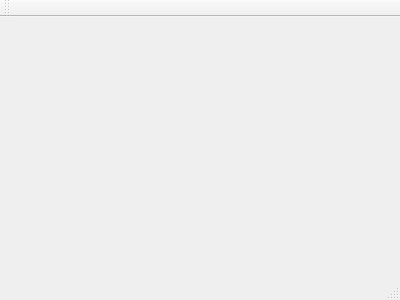
The window that Pawel_Niewolik/map/mainwindow.ui (madmilla/THO78-Roborescue) describes before a commit, drawn with Qt 5.
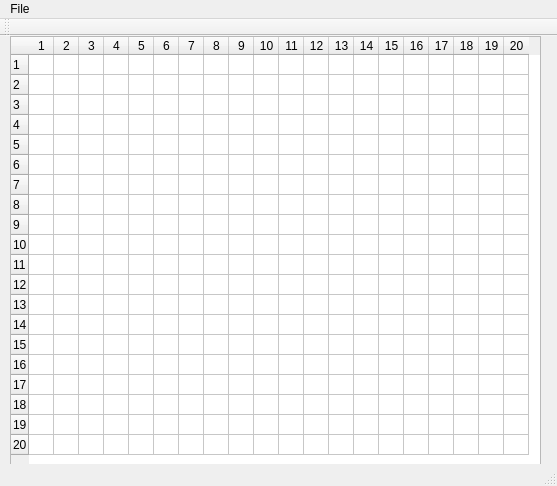
The same window after the commit.

What changed in the file:
```diff
--- a/Pawel_Niewolik/map/mainwindow.ui
+++ b/Pawel_Niewolik/map/mainwindow.ui
@@ -1,24 +1,207 @@
 <ui version="4.0">
  <class>MainWindow</class>
- <widget class="QMainWindow" name="MainWindow" >
-  <property name="geometry" >
+ <widget class="QMainWindow" name="MainWindow">
+  <property name="geometry">
    <rect>
     <x>0</x>
     <y>0</y>
-    <width>400</width>
-    <height>300</height>
+    <width>557</width>
+    <height>486</height>
    </rect>
   </property>
   <property name="windowTitle" >
    <string>MainWindow</string>
   </property>
-  <widget class="QMenuBar" name="menuBar" />
-  <widget class="QToolBar" name="mainToolBar" />
-  <widget class="QWidget" name="centralWidget" />
-  <widget class="QStatusBar" name="statusBar" />
+  <widget class="QWidget" name="centralWidget">
+   <widget class="QTableWidget" name="tableWidget">
+    <property name="geometry">
+     <rect>
+      <x>10</x>
+      <y>0</y>
+      <width>531</width>
+      <height>431</height>
+     </rect>
+    </property>
+    <property name="rowCount">
+     <number>20</number>
+    </property>
+    <property name="columnCount">
+     <number>20</number>
+    </property>
+    <attribute name="horizontalHeaderDefaultSectionSize">
+     <number>25</number>
+    </attribute>
+    <attribute name="horizontalHeaderMinimumSectionSize">
+     <number>25</number>
+    </attribute>
+    <attribute name="verticalHeaderDefaultSectionSize">
+     <number>20</number>
+    </attribute>
+    <row>
+     <property name="text">
+      <string>1</string>
+     </property>
+    </row>
+    <row>
+     <property name="text">
+      <string>2</string>
+     </property>
+    </row>
+    <row>
+     <property name="text">
+      <string>3</string>
+     </property>
+    </row>
+    <row>
+     <property name="text">
+      <string>4</string>
+     </property>
+    </row>
+    <row>
+     <property name="text">
+      <string>5</string>
+     </property>
+    </row>
+    <row>
+     <property name="text">
+      <string>6</string>
+     </property>
+    </row>
+    <row>
+     <property name="text">
+      <string>7</string>
+     </property>
+    </row>
+    <row>
+     <property name="text">
+      <string>8</string>
+     </property>
+    </row>
+    <row/>
+    <row/>
+    <row/>
+    <row/>
+    <row/>
+    <row/>
+    <row/>
+    <row/>
+    <row/>
+    <row/>
+    <row/>
+    <row/>
+    <column>
+     <property name="text">
+      <string>1</string>
+     </property>
+    </column>
+    <column>
+     <property name="text">
+      <string>2</string>
+     </property>
+    </column>
+    <column>
+     <property name="text">
+      <string>3</string>
+     </property>
+    </column>
+    <column>
+     <property name="text">
+      <string>4</string>
+     </property>
+    </column>
+    <column>
+     <property name="text">
+      <string>5</string>
+     </property>
+    </column>
+    <column>
+     <property name="text">
+      <string>6</string>
+     </property>
+    </column>
+    <column>
+     <property name="text">
+      <string>7</string>
+     </property>
+    </column>
+    <column>
+     <property name="text">
+      <string>8</string>
+     </property>
+    </column>
+    <column>
+     <property name="text">
+      <string>9</string>
+     </property>
+    </column>
+    <column>
+     <property name="text">
+      <string>10</string>
+     </property>
+    </column>
+    <column/>
+    <column/>
+    <column/>
+    <column/>
+    <column/>
+    <column/>
+    <column/>
+    <column/>
+    <column/>
+    <column/>
+   </widget>
+  </widget>
+  <widget class="QMenuBar" name="menuBar">
+   <property name="geometry">
+    <rect>
+     <x>0</x>
+     <y>0</y>
+     <width>557</width>
+     <height>21</height>
+    </rect>
+   </property>
+   <widget class="QMenu" name="menuFile">
+    <property name="title">
+     <string>File</string>
+    </property>
+    <addaction name="actionClear"/>
+    <addaction name="actionLoad"/>
+    <addaction name="actionSave"/>
+    <addaction name="actionExit"/>
+   </widget>
+   <addaction name="menuFile"/>
+  </widget>
+  <widget class="QToolBar" name="mainToolBar">
+   <attribute name="toolBarArea">
+    <enum>TopToolBarArea</enum>
+   </attribute>
+   <attribute name="toolBarBreak">
+    <bool>false</bool>
+   </attribute>
+  </widget>
+  <widget class="QStatusBar" name="statusBar"/>
+  <action name="actionExit">
+   <property name="text">
+    <string>Exit</string>
+   </property>
+  </action>
+  <action name="actionLoad">
+   <property name="text">
+    <string>Load</string>
+   </property>
+  </action>
+  <action name="actionSave">
+   <property name="text">
+    <string>Save</string>
+   </property>
+  </action>
+  <action name="actionClear">
+   <property name="text">
+    <string>Clear</string>
+   </property>
+  </action>
  </widget>
- <layoutDefault spacing="6" margin="11" />
- <pixmapfunction></pixmapfunction>
+ <layoutdefault spacing="6" margin="11"/>
  <resources/>
  <connections/>
 </ui>
```
Left out of the diff: 3 changed lines with no effect on the pictures.
